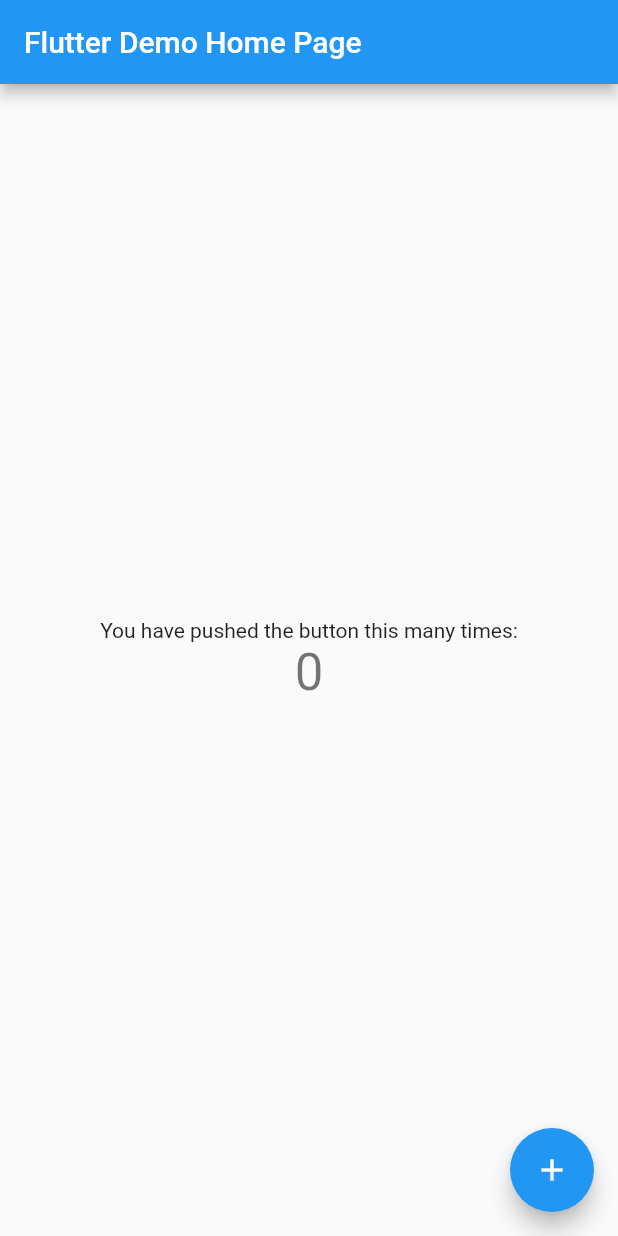
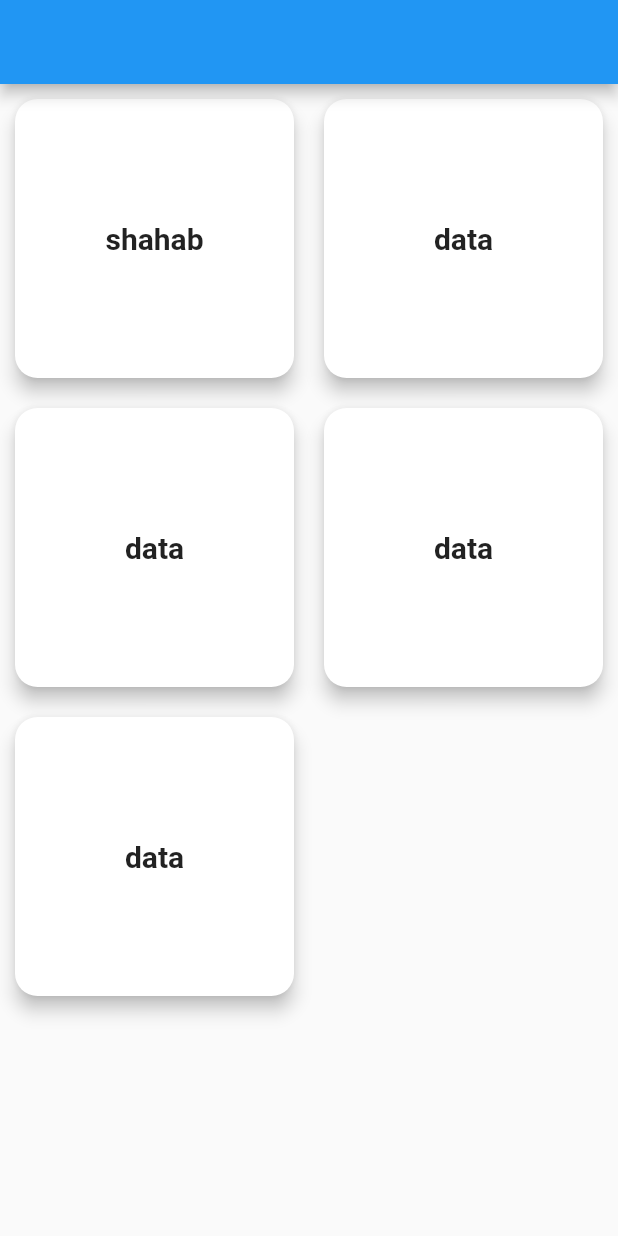
Before and after one commit to ShahabShahab/TopFlashCards, a Flutter app: the screen it shows after launch, on a phone screen of 412 x 824 dp. Run offline on Flutter 3.47's test engine with Material 2 defaults, Android fonts, the phone set to English and light mode, and no system bars; our stand-ins replace equatable.

Commit message:
development of a simple Card Container done

```diff
--- a/lib/custom_widgets/custom_list_card.dart
+++ b/lib/custom_widgets/custom_list_card.dart
@@ -1,13 +1,21 @@
+import 'package:flutter/material.dart';
 
-
-import 'package:flutter/src/widgets/framework.dart';
-import 'package:flutter/src/widgets/placeholder.dart';
-
-class TopFlashCardsCardWidget extends StatelessWidget {
-  const TopFlashCardsCardWidget({super.key});
+class CustomListCard extends StatelessWidget {
+  final Widget child;
+  const CustomListCard({super.key, required this.child});
 
   @override
   Widget build(BuildContext context) {
-    return const Placeholder();
+    return Card(
+      shape: const RoundedRectangleBorder(
+          borderRadius: BorderRadius.all(Radius.circular(15))),
+      margin: const EdgeInsets.all(10),
+      elevation: 5,
+      child: Center(
+          child: Padding(
+        padding: const EdgeInsets.all(8.0),
+        child: child,
+      )),
+    );
   }
 }
--- /dev/null
+++ b/lib/custom_widgets/custom_text.dart
@@ -0,0 +1,26 @@
+// ignore_for_file: must_be_immutable
+
+import 'package:flutter/material.dart';
+
+class FlashCardText extends StatelessWidget {
+  final String text;
+  TextStyle? textStyle;
+  FlashCardText(
+    this.text, {
+    super.key,
+    this.textStyle,
+  });
+
+  @override
+  Widget build(BuildContext context) {
+    return Text(
+      text,
+      maxLines: 3,
+      style: textStyle ??
+          const TextStyle(
+              fontWeight: FontWeight.bold,
+              fontSize: 20,
+              overflow: TextOverflow.ellipsis),
+    );
+  }
+}
--- /dev/null
+++ b/lib/features/showflashcards/presentation/pages/home_page.dart
@@ -0,0 +1,36 @@
+import 'package:flutter/material.dart';
+import 'package:flutter/src/widgets/framework.dart';
+import 'package:flutter/src/widgets/placeholder.dart';
+import 'package:topflashcards/custom_widgets/custom_list_card.dart';
+import 'package:topflashcards/custom_widgets/custom_text.dart';
+
+class HomePage extends StatelessWidget {
+  const HomePage({super.key});
+
+  @override
+  Widget build(BuildContext context) {
+    return Scaffold(
+        appBar: AppBar(),
+        body: GridView(
+          gridDelegate: const SliverGridDelegateWithFixedCrossAxisCount(
+              crossAxisCount: 2),
+          children: [
+            CustomListCard(
+              child: FlashCardText("shahab"),
+            ),
+            CustomListCard(
+              child: FlashCardText("data"),
+            ),
+            CustomListCard(
+              child: FlashCardText("data"),
+            ),
+            CustomListCard(
+              child: FlashCardText("data"),
+            ),
+            CustomListCard(
+              child: FlashCardText("data"),
+            ),
+          ],
+        ));
+  }
+}
--- a/lib/main.dart
+++ b/lib/main.dart
@@ -1,4 +1,5 @@
 import 'package:flutter/material.dart';
+import 'package:topflashcards/features/showflashcards/presentation/pages/home_page.dart';
 
 void main() {
   runApp(const MyApp());
@@ -14,54 +15,7 @@ class MyApp extends StatelessWidget {
       theme: ThemeData(
         primarySwatch: Colors.blue,
       ),
-      home: const MyHomePage(title: 'Flutter Demo Home Page'),
+      home: const HomePage(),
     );
   }
 }
-
-class MyHomePage extends StatefulWidget {
-  const MyHomePage({super.key, required this.title});
-
-  final String title;
-
-  @override
-  State<MyHomePage> createState() => _MyHomePageState();
-}
-
-class _MyHomePageState extends State<MyHomePage> {
-  int _counter = 0;
-
-  void _incrementCounter() {
-    setState(() {
-      _counter++;
-    });
-  }
-
-  @override
-  Widget build(BuildContext context) {
-    return Scaffold(
-      appBar: AppBar(
-        title: Text(widget.title),
-      ),
-      body: Center(
-        child: Column(
-          mainAxisAlignment: MainAxisAlignment.center,
-          children: <Widget>[
-            const Text(
-              'You have pushed the button this many times:',
-            ),
-            Text(
-              '$_counter',
-              style: Theme.of(context).textTheme.headlineMedium,
-            ),
-          ],
-        ),
-      ),
-      floatingActionButton: FloatingActionButton(
-        onPressed: _incrementCounter,
-        tooltip: 'Increment',
-        child: const Icon(Icons.add),
-      ),
-    );
-  }
-}
```
Also changed, not shown: 6 other files.
